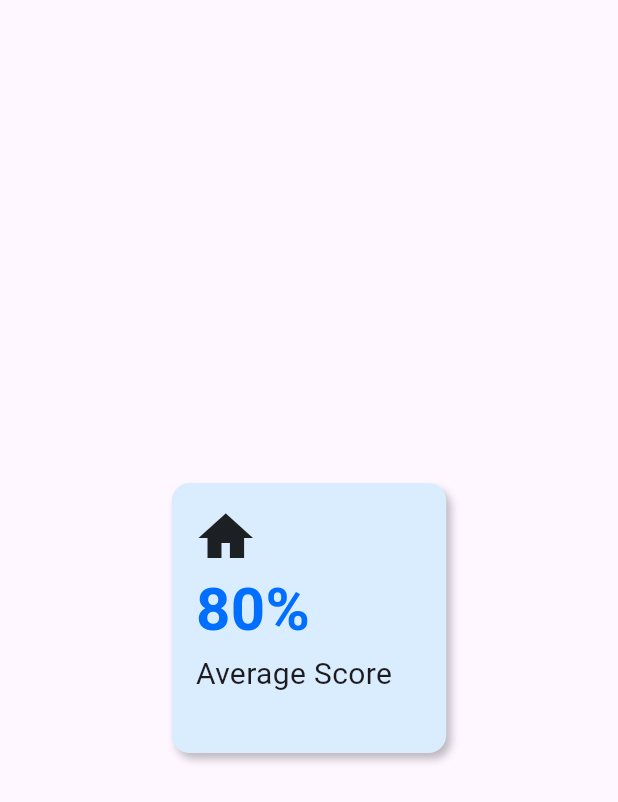
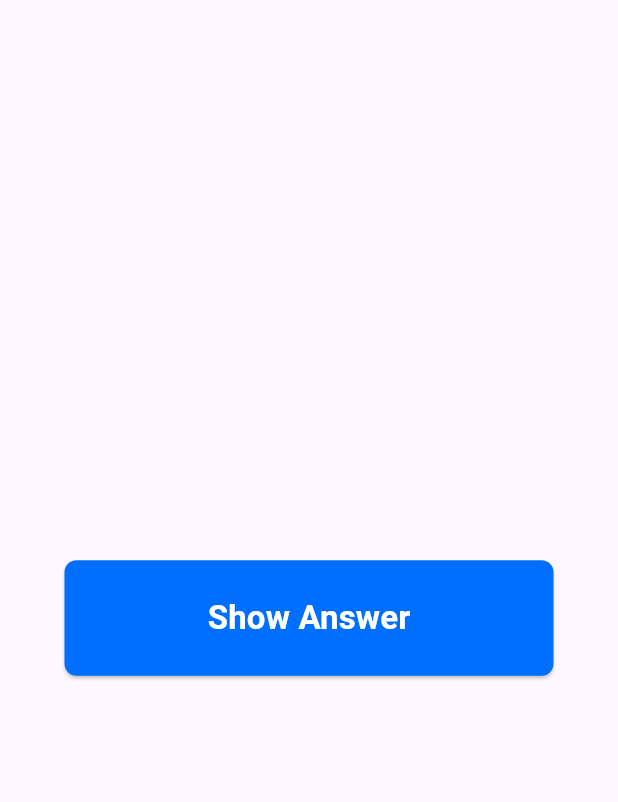
Before and after one commit to Miranics/SmartDrive, a Flutter app: the screen it shows after launch, on a phone screen of 412 x 824 dp. Shown: the top 802 px of the screen. Run offline on Flutter 3.47's test engine with Material 3 defaults, Android fonts, the phone set to English and light mode, and no system bars.

Commit message:
feat/added button components and all the buttons and their styling are included

```diff
--- a/lib/main.dart
+++ b/lib/main.dart
@@ -1,5 +1,5 @@
 import 'package:flutter/material.dart';
-import 'package:smartdrive/widgets/user_status.dart';
+import 'package:smartdrive/widgets/button_component.dart';
 
 void main() {
   runApp(const MyApp());
@@ -13,10 +13,10 @@ class MyApp extends StatelessWidget {
     return MaterialApp(
       home: Scaffold(
         body: Center(
-          child: UserStatCard(
-            icon: Icons.home,
-            percentage: "80%",
-            label: "Average Score",
+          child: ButtonComponent(
+            text: "Show Answer",
+            type: ButtonType.secondary,
+            onPressed: () => {},
           ),
         ),
       ),
--- /dev/null
+++ b/lib/widgets/button_component.dart
@@ -0,0 +1,151 @@
+import 'package:flutter/material.dart';
+
+enum ButtonType { primary, secondary, small, outlined }
+
+class ButtonComponent extends StatelessWidget {
+  final String text;
+  final ButtonType type;
+  final VoidCallback onPressed;
+  final double? width;
+  final double? height;
+  final Color? backgroundColor;
+  final OutlinedBorder? shape;
+  final EdgeInsets? margin;
+  const ButtonComponent({
+    super.key,
+    required this.text,
+    required this.type,
+    required this.onPressed,
+    this.width,
+    this.height,
+    this.backgroundColor,
+    this.shape,
+    this.margin,
+  });
+  Color _getBackgroundColor() {
+    if (backgroundColor != null) {
+      return backgroundColor!;
+    }
+    switch (type) {
+      case ButtonType.primary:
+        return Color(0xFF004299);
+      case ButtonType.secondary:
+        return Color(0xFF006FFF);
+      case ButtonType.small:
+        return Color(0xFF006FFF);
+      case ButtonType.outlined:
+        return Colors.white;
+    }
+  }
+
+  Color _getTextColor() {
+    switch (type) {
+      case ButtonType.primary:
+        return Colors.white;
+      case ButtonType.secondary:
+        return Colors.white;
+      case ButtonType.small:
+        return Colors.white;
+      case ButtonType.outlined:
+        return Color(0xFF006FFF);
+    }
+  }
+
+  EdgeInsets _getPadding() {
+    switch (type) {
+      case ButtonType.primary:
+        return EdgeInsets.symmetric(horizontal: 40, vertical: 10);
+      case ButtonType.secondary:
+        return EdgeInsets.symmetric(horizontal: 48, vertical: 23);
+      case ButtonType.small:
+        return EdgeInsets.symmetric(horizontal: 65, vertical: 22);
+      case ButtonType.outlined:
+        return EdgeInsets.symmetric(horizontal: 65, vertical: 22);
+    }
+  }
+
+  double _getFontSize() {
+    switch (type) {
+      case ButtonType.primary:
+        return 25;
+      case ButtonType.secondary:
+        return 22;
+      case ButtonType.small:
+        return 22;
+      case ButtonType.outlined:
+        return 24;
+    }
+  }
+
+  double? _getWidth() {
+    if (width != null) return width;
+    switch (type) {
+      case ButtonType.primary:
+        return 500;
+      case ButtonType.secondary:
+        return 326;
+      case ButtonType.small:
+        return null;
+      case ButtonType.outlined:
+        return null;
+    }
+  }
+
+  OutlinedBorder _getShape() {
+    if (shape != null) return shape!;
+    switch (type) {
+      case ButtonType.primary:
+        return RoundedRectangleBorder(borderRadius: BorderRadius.circular(20));
+      case ButtonType.secondary:
+        return RoundedRectangleBorder(borderRadius: BorderRadius.circular(8));
+      case ButtonType.small:
+        return RoundedRectangleBorder(borderRadius: BorderRadius.circular(8));
+      case ButtonType.outlined:
+        return RoundedRectangleBorder(
+          borderRadius: BorderRadius.circular(8),
+          side: BorderSide(color: Color(0xFF006FFF), width: 3),
+        );
+    }
+  }
+
+  EdgeInsets? _getMargin() {
+    if (margin != null) return margin;
+    switch (type) {
+      case ButtonType.primary:
+        return EdgeInsets.symmetric(horizontal: 20);
+      case ButtonType.secondary:
+        return null;
+      case ButtonType.small:
+        return null;
+      case ButtonType.outlined:
+        return null;
+    }
+  }
+
+  @override
+  Widget build(BuildContext context) {
+    return Container(
+      margin: _getMargin(),
+      child: SizedBox(
+        width: _getWidth(),
+        height: height,
+        child: ElevatedButton(
+          onPressed: onPressed,
+          style: ElevatedButton.styleFrom(
+            backgroundColor: _getBackgroundColor(),
+            foregroundColor: _getTextColor(),
+            padding: _getPadding(),
+            shape: _getShape(),
+          ),
+          child: Text(
+            text,
+            style: TextStyle(
+              fontWeight: FontWeight.w700,
+              fontSize: _getFontSize(),
+            ),
+          ),
+        ),
+      ),
+    );
+  }
+}
```
